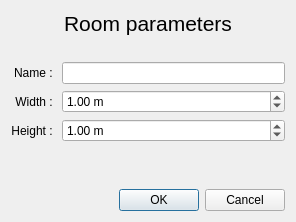
Above: GUI/Windows/createroomdialog.ui from Zelgunn/Incarnation-Editor before the change. Below: the same form after it.
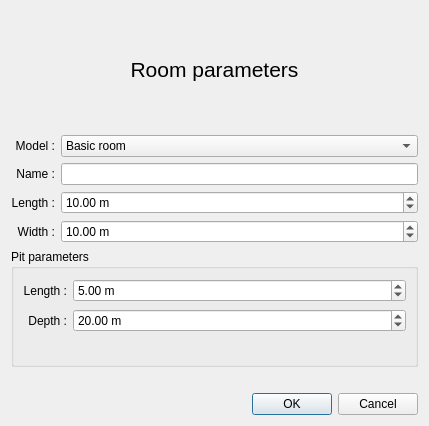
That is the form after the change.

```diff
--- a/GUI/Windows/createroomdialog.ui
+++ b/GUI/Windows/createroomdialog.ui
@@ -6,8 +6,8 @@
    <rect>
     <x>0</x>
     <y>0</y>
-    <width>296</width>
-    <height>222</height>
+    <width>429</width>
+    <height>426</height>
    </rect>
   </property>
   <property name="windowTitle">
@@ -16,6 +16,16 @@
   <layout class="QGridLayout" name="gridLayout_2">
    <item row="0" column="0">
     <layout class="QGridLayout" name="gridLayout">
+     <item row="2" column="0">
+      <widget class="QLabel" name="nameLabel">
+       <property name="text">
+        <string>Name :</string>
+       </property>
+       <property name="alignment">
+        <set>Qt::AlignRight|Qt::AlignTrailing|Qt::AlignVCenter</set>
+       </property>
+      </widget>
+     </item>
      <item row="0" column="0" colspan="2">
       <widget class="QLabel" name="titleLabel">
        <property name="text">
@@ -26,17 +36,7 @@
        </property>
       </widget>
      </item>
-     <item row="2" column="0">
-      <widget class="QLabel" name="nameLabel">
-       <property name="text">
-        <string>Name : </string>
-       </property>
-       <property name="alignment">
-        <set>Qt::AlignRight|Qt::AlignTrailing|Qt::AlignVCenter</set>
-       </property>
-      </widget>
-     </item>
-     <item row="7" column="1">
+     <item row="8" column="1">
       <widget class="QDialogButtonBox" name="buttonBox">
        <property name="orientation">
         <enum>Qt::Horizontal</enum>
@@ -59,7 +59,7 @@
      <item row="3" column="0">
       <widget class="QLabel" name="widthLabel">
        <property name="text">
-        <string>Width : </string>
+        <string>Length :</string>
        </property>
        <property name="alignment">
         <set>Qt::AlignRight|Qt::AlignTrailing|Qt::AlignVCenter</set>
@@ -81,14 +81,14 @@
         <string> m</string>
        </property>
        <property name="value">
-        <double>1.000000000000000</double>
+        <double>10.000000000000000</double>
        </property>
       </widget>
      </item>
      <item row="4" column="0">
       <widget class="QLabel" name="heightLabel">
        <property name="text">
-        <string>Height : </string>
+        <string>Width :</string>
        </property>
        <property name="alignment">
         <set>Qt::AlignRight|Qt::AlignTrailing|Qt::AlignVCenter</set>
@@ -110,24 +110,107 @@
         <string> m</string>
        </property>
        <property name="value">
-        <double>1.000000000000000</double>
+        <double>10.000000000000000</double>
        </property>
       </widget>
      </item>
-     <item row="1" column="0" colspan="2">
-      <spacer name="verticalSpacer">
-       <property name="orientation">
-        <enum>Qt::Vertical</enum>
+     <item row="1" column="1">
+      <widget class="QComboBox" name="roomClassComboBox">
+       <item>
+        <property name="text">
+         <string>Basic room</string>
+        </property>
+       </item>
+       <item>
+        <property name="text">
+         <string>Room with pit</string>
+        </property>
+       </item>
+      </widget>
+     </item>
+     <item row="6" column="0" colspan="2">
+      <widget class="QGroupBox" name="pitParametersGroupBox">
+       <property name="title">
+        <string>Pit parameters</string>
        </property>
-       <property name="sizeHint" stdset="0">
-        <size>
-         <width>20</width>
-         <height>40</height>
-        </size>
+       <layout class="QGridLayout" name="gridLayout_4">
+        <item row="0" column="0">
+         <layout class="QGridLayout" name="pitParametersLayout">
+          <item row="0" column="1">
+           <widget class="QDoubleSpinBox" name="pitLengthSpinBox">
+            <property name="locale">
+             <locale language="English" country="UnitedStates"/>
+            </property>
+            <property name="suffix">
+             <string> m</string>
+            </property>
+            <property name="value">
+             <double>5.000000000000000</double>
+            </property>
+           </widget>
+          </item>
+          <item row="0" column="0">
+           <widget class="QLabel" name="pitLengthLabel">
+            <property name="text">
+             <string>Length :</string>
+            </property>
+            <property name="alignment">
+             <set>Qt::AlignRight|Qt::AlignTrailing|Qt::AlignVCenter</set>
+            </property>
+           </widget>
+          </item>
+          <item row="1" column="1">
+           <widget class="QDoubleSpinBox" name="pitDepthSpinBox">
+            <property name="locale">
+             <locale language="English" country="Kenya"/>
+            </property>
+            <property name="suffix">
+             <string> m</string>
+            </property>
+            <property name="value">
+             <double>20.000000000000000</double>
+            </property>
+           </widget>
+          </item>
+          <item row="1" column="0">
+           <widget class="QLabel" name="pitDepthLabel">
+            <property name="text">
+             <string>Depth :</string>
+            </property>
+            <property name="alignment">
+             <set>Qt::AlignRight|Qt::AlignTrailing|Qt::AlignVCenter</set>
+            </property>
+           </widget>
+          </item>
+          <item row="2" column="1">
+           <spacer name="horizontalSpacer">
+            <property name="orientation">
+             <enum>Qt::Horizontal</enum>
+            </property>
+            <property name="sizeHint" stdset="0">
+             <size>
+              <width>40</width>
+              <height>20</height>
+             </size>
+            </property>
+           </spacer>
+          </item>
+         </layout>
+        </item>
+       </layout>
+      </widget>
+     </item>
+     <item row="1" column="0">
+      <widget class="QLabel" name="roomClassLabel">
+       <property name="text">
+        <string>Model :</string>
        </property>
-      </spacer>
+       <property name="alignment">
+        <set>Qt::AlignRight|Qt::AlignTrailing|Qt::AlignVCenter</set>
+       </property>
+      </widget>
      </item>
-     <item row="6" column="1">
+     <item row="7" column="1">
       <spacer name="horizontalSpacer_2">
        <property name="orientation">
         <enum>Qt::Horizontal</enum>
@@ -140,19 +223,6 @@
        </property>
       </spacer>
      </item>
-     <item row="5" column="0" colspan="2">
-      <spacer name="verticalSpacer_2">
-       <property name="orientation">
-        <enum>Qt::Vertical</enum>
-       </property>
-       <property name="sizeHint" stdset="0">
-        <size>
-         <width>20</width>
-         <height>40</height>
-        </size>
-       </property>
-      </spacer>
-     </item>
     </layout>
    </item>
   </layout>
```
Left out of the diff: 20 changed lines with no effect on the pictures.
